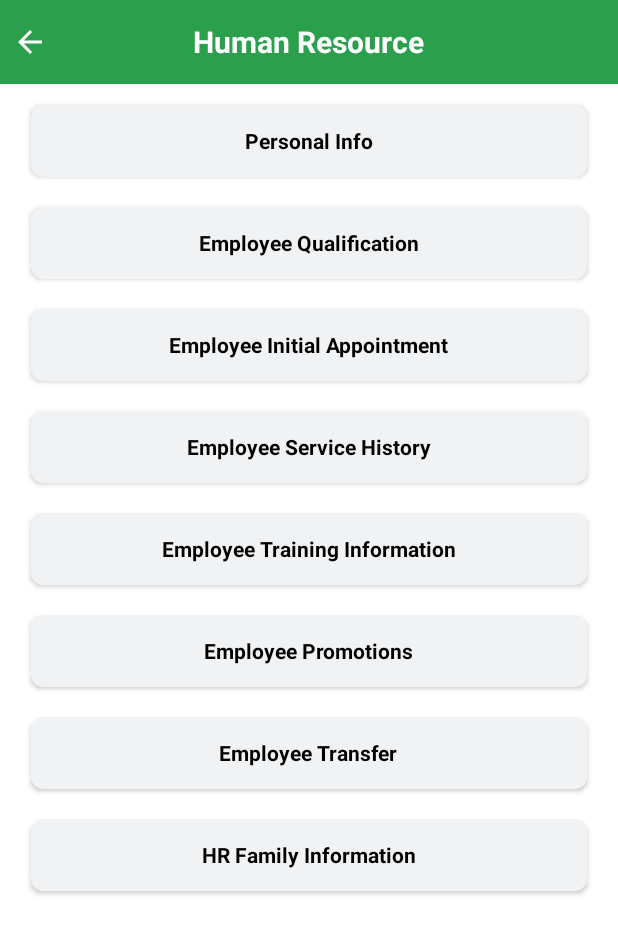
After one commit to Faizan941377/KpK-Wildlife-Department, an Android app: the HumanResourceActivity screen opened directly, with no data from a screen before it, on a phone screen of 412 x 824 dp. The commit adds this screen. Shown: the top 934 px of the screen. Run offline under Robolectric (Android 15) with nearby library versions, the phone set to English and light mode, and no system bars.

Commit message:
Personal Info form commit

```diff
--- /dev/null
+++ b/app/src/main/java/com/example/kpkwildlifedepartment/HumanRecourse/HumanResourceActivity.java
@@ -0,0 +1,48 @@
+package com.example.kpkwildlifedepartment.HumanRecourse;
+
+import androidx.appcompat.app.AppCompatActivity;
+import androidx.cardview.widget.CardView;
+
+import android.content.Intent;
+import android.os.Bundle;
+import android.view.View;
+import android.widget.ImageView;
+
+import com.example.kpkwildlifedepartment.R;
+
+public class HumanResourceActivity extends AppCompatActivity implements View.OnClickListener {
+
+
+    ImageView backBT;
+    CardView personalInfoBT;
+
+    @Override
+    protected void onCreate(Bundle savedInstanceState) {
+        super.onCreate(savedInstanceState);
+        setContentView(R.layout.activity_human_resource);
+
+        backBT = findViewById(R.id.iv_humanResource_back);
+        personalInfoBT = findViewById(R.id.cd_humanResource_personalInfo);
+
+
+        backBT.setOnClickListener(this);
+        personalInfoBT.setOnClickListener(this);
+
+    }
+
+    @Override
+    public void onClick(View v) {
+
+        switch (v.getId()){
+
+            case R.id.iv_humanResource_back:
+                finish();
+                break;
+
+            case R.id.cd_humanResource_personalInfo:
+                Intent intent = new Intent(this,Personal_InfoActivity.class);
+                startActivity(intent);
+                break;
+        }
+    }
+}
--- a/app/src/main/java/com/example/kpkwildlifedepartment/Splash/SplashActivity.java
+++ b/app/src/main/java/com/example/kpkwildlifedepartment/Splash/SplashActivity.java
@@ -6,6 +6,8 @@ import android.content.Intent;
 import android.os.Bundle;
 import android.os.Handler;
 
+import com.example.kpkwildlifedepartment.Dashboard.DashboardActivity;
+import com.example.kpkwildlifedepartment.HumanRecourse.HumanResourceActivity;
 import com.example.kpkwildlifedepartment.HumanRecourse.Personal_InfoActivity;
 import com.example.kpkwildlifedepartment.R;
 
@@ -23,7 +25,7 @@ public class SplashActivity extends AppCompatActivity {
         handler.postDelayed(new Runnable() {
             @Override
             public void run() {
-                Intent intent = new Intent(SplashActivity.this, Personal_InfoActivity.class);
+                Intent intent = new Intent(SplashActivity.this, DashboardActivity.class);
                 startActivity(intent);
                 finish();
             }
--- /dev/null
+++ b/app/src/main/res/layout/activity_human_resource.xml
@@ -0,0 +1,212 @@
+<?xml version="1.0" encoding="utf-8"?>
+<LinearLayout xmlns:android="http://schemas.android.com/apk/res/android"
+    xmlns:app="http://schemas.android.com/apk/res-auto"
+    xmlns:tools="http://schemas.android.com/tools"
+    android:layout_width="match_parent"
+    android:layout_height="match_parent"
+    android:orientation="vertical"
+    tools:context=".HumanRecourse.HumanResourceActivity">
+
+    <RelativeLayout
+        android:id="@+id/action_bar"
+        android:layout_width="match_parent"
+        android:layout_height="?attr/actionBarSize"
+        android:background="@color/colorGreen">
+
+        <ImageView
+            android:id="@+id/iv_humanResource_back"
+            android:layout_width="wrap_content"
+            android:layout_height="wrap_content"
+            android:layout_centerVertical="true"
+            android:layout_marginLeft="8dp"
+            android:layout_marginTop="8dp"
+            android:background="@drawable/ico_back" />
+
+        <TextView
+            android:layout_width="wrap_content"
+            android:layout_height="wrap_content"
+            android:layout_centerInParent="true"
+            android:layout_centerHorizontal="true"
+            android:layout_marginTop="5dp"
+            android:text="Human Resource"
+            android:textColor="@color/colorWhite"
+            android:textSize="20dp"
+            android:textStyle="bold" />
+
+    </RelativeLayout>
+
+
+    <androidx.cardview.widget.CardView
+        android:id="@+id/cd_humanResource_personalInfo"
+        android:layout_width="match_parent"
+        android:layout_height="60dp"
+        android:layout_marginTop="8dp"
+        android:layout_marginLeft="16dp"
+        android:layout_marginRight="16dp"
+        app:cardBackgroundColor="@color/colorOffWhite"
+        app:cardCornerRadius="8dp"
+        app:cardElevation="2dp"
+        app:cardUseCompatPadding="true">
+
+        <TextView
+            android:layout_width="wrap_content"
+            android:layout_height="wrap_content"
+            android:textColor="@color/black"
+            android:text="Personal Info"
+            android:textStyle="bold"
+            android:layout_gravity="center"/>
+
+    </androidx.cardview.widget.CardView>
+
+
+    <androidx.cardview.widget.CardView
+        android:layout_width="match_parent"
+        android:layout_height="60dp"
+        android:layout_marginTop="8dp"
+        android:layout_marginLeft="16dp"
+        android:layout_marginRight="16dp"
+        app:cardBackgroundColor="@color/colorOffWhite"
+        app:cardCornerRadius="8dp"
+        app:cardElevation="2dp"
+        app:cardUseCompatPadding="true">
+
+        <TextView
+            android:layout_width="wrap_content"
+            android:layout_height="wrap_content"
+            android:textColor="@color/black"
+            android:text="Employee Qualification"
+            android:textStyle="bold"
+            android:layout_gravity="center"/>
+
+    </androidx.cardview.widget.CardView>
+
+
+    <androidx.cardview.widget.CardView
+        android:layout_width="match_parent"
+        android:layout_height="60dp"
+        android:layout_marginTop="8dp"
+        android:layout_marginLeft="16dp"
+        android:layout_marginRight="16dp"
+        app:cardBackgroundColor="@color/colorOffWhite"
+        app:cardCornerRadius="8dp"
+        app:cardElevation="2dp"
+        app:cardUseCompatPadding="true">
+
+        <TextView
+            android:layout_width="wrap_content"
+            android:layout_height="wrap_content"
+            android:textColor="@color/black"
+            android:text="Employee Initial Appointment"
+            android:textStyle="bold"
+            android:layout_gravity="center"/>
+
+    </androidx.cardview.widget.CardView>
+
+    <androidx.cardview.widget.CardView
+        android:layout_width="match_parent"
+        android:layout_height="60dp"
+        android:layout_marginTop="8dp"
+        android:layout_marginLeft="16dp"
+        android:layout_marginRight="16dp"
+        app:cardBackgroundColor="@color/colorOffWhite"
+        app:cardCornerRadius="8dp"
+        app:cardElevation="2dp"
+        app:cardUseCompatPadding="true">
+
+        <TextView
+            android:layout_width="wrap_content"
+            android:layout_height="wrap_content"
+            android:textColor="@color/black"
+            android:text="Employee Service History"
+            android:textStyle="bold"
+            android:layout_gravity="center"/>
+
+    </androidx.cardview.widget.CardView>
+
+    <androidx.cardview.widget.CardView
+        android:layout_width="match_parent"
+        android:layout_height="60dp"
+        android:layout_marginTop="8dp"
+        android:layout_marginLeft="16dp"
+        android:layout_marginRight="16dp"
+        app:cardBackgroundColor="@color/colorOffWhite"
+        app:cardCornerRadius="8dp"
+        app:cardElevation="2dp"
+        app:cardUseCompatPadding="true">
+
+        <TextView
+            android:layout_width="wrap_content"
+            android:layout_height="wrap_content"
+            android:textColor="@color/black"
+            android:text="Employee Training Information"
+            android:textStyle="bold"
+            android:layout_gravity="center"/>
+
+    </androidx.cardview.widget.CardView>
+
+
+    <androidx.cardview.widget.CardView
+        android:layout_width="match_parent"
+        android:layout_height="60dp"
+        android:layout_marginTop="8dp"
+        android:layout_marginLeft="16dp"
+        android:layout_marginRight="16dp"
+        app:cardBackgroundColor="@color/colorOffWhite"
+        app:cardCornerRadius="8dp"
+        app:cardElevation="2dp"
+        app:cardUseCompatPadding="true">
+
+        <TextView
+            android:layout_width="wrap_content"
+            android:layout_height="wrap_content"
+            android:textColor="@color/black"
+            android:text="Employee Promotions"
+            android:textStyle="bold"
+            android:layout_gravity="center"/>
+
+    </androidx.cardview.widget.CardView>
+
+    <androidx.cardview.widget.CardView
+        android:layout_width="match_parent"
+        android:layout_height="60dp"
+        android:layout_marginTop="8dp"
+        android:layout_marginLeft="16dp"
+        android:layout_marginRight="16dp"
+        app:cardBackgroundColor="@color/colorOffWhite"
+        app:cardCornerRadius="8dp"
+        app:cardElevation="2dp"
+        app:cardUseCompatPadding="true">
+
+        <TextView
+            android:layout_width="wrap_content"
+            android:layout_height="wrap_content"
+            android:textColor="@color/black"
+            android:text="Employee Transfer"
+            android:textStyle="bold"
+            android:layout_gravity="center"/>
+
+    </androidx.cardview.widget.CardView>
+
+
+    <androidx.cardview.widget.CardView
+        android:layout_width="match_parent"
+        android:layout_height="60dp"
+        android:layout_marginTop="8dp"
+        android:layout_marginLeft="16dp"
+        android:layout_marginRight="16dp"
+        app:cardBackgroundColor="@color/colorOffWhite"
+        app:cardCornerRadius="8dp"
+        app:cardElevation="2dp"
+        app:cardUseCompatPadding="true">
+
+        <TextView
+            android:layout_width="wrap_content"
+            android:layout_height="wrap_content"
+            android:textColor="@color/black"
+            android:text="HR Family Information"
+            android:textStyle="bold"
+            android:layout_gravity="center"/>
+
+    </androidx.cardview.widget.CardView>
+
+</LinearLayout>
```
Also changed, not shown: app/src/main/AndroidManifest.xml (+7 -2 lines), app/src/main/java/com/example/kpkwildlifedepartment/Dashboard/DashboardActivity.java (added, +39 -0 lines), app/src/main/java/com/example/kpkwildlifedepartment/HumanRecourse/Personal_InfoActivity.java (+23 -1 lines), app/src/main/res/layout/activity_dashboard.xml (added, +163 -0 lines), app/src/main/res/layout/activity_personal__info.xml (+18 -13 lines), app/src/main/res/drawable-xxxhdpi/background.png (added), app/src/main/res/drawable-xxxhdpi/ico_image_placeholder.png (added), app/src/main/res/drawable-xxxhdpi/ico_logout.png (added), app/src/main/res/drawable-xxxhdpi/profile.png (added).
